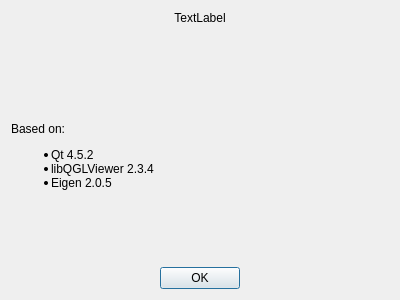
xMoad/qdalton, file Sources/AboutDialog.ui: the form before one commit.
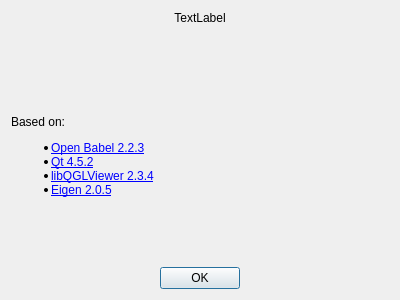
The form after the commit. Icons and pictures are not drawn.

Commit message: First commited revision based on OpenBabel. The code is under heavy development, so many changes will follow.

What changed in the file:
```diff
--- a/Sources/AboutDialog.ui
+++ b/Sources/AboutDialog.ui
@@ -47,9 +47,10 @@
        <property name="text">
         <string>Based on:
 &lt;ul&gt;
-  &lt;li&gt;Qt 4.5.2
-  &lt;li&gt;libQGLViewer 2.3.4
-  &lt;li&gt;Eigen 2.0.5
+  &lt;li&gt;&lt;a href=&quot;http://openbabel.org&quot;&gt;Open Babel 2.2.3&lt;/a&gt;&lt;/li&gt;
+  &lt;li&gt;&lt;a href=&quot;http://qt.nokia.com&quot;&gt;Qt 4.5.2&lt;/a&gt;&lt;/li&gt;
+  &lt;li&gt;&lt;a href=&quot;http://www.libqglviewer.com&quot;&gt;libQGLViewer 2.3.4&lt;/a&gt;&lt;/li&gt;
+  &lt;li&gt;&lt;a href=&quot;http://eigen.tuxfamily.org&quot;&gt;Eigen 2.0.5&lt;/a&gt;&lt;/li&gt;
 &lt;/ul&gt;</string>
        </property>
        <property name="textFormat">
```
Left out of the diff: 7 changed lines with no effect on the pictures. The commit also changes 35 other files.
